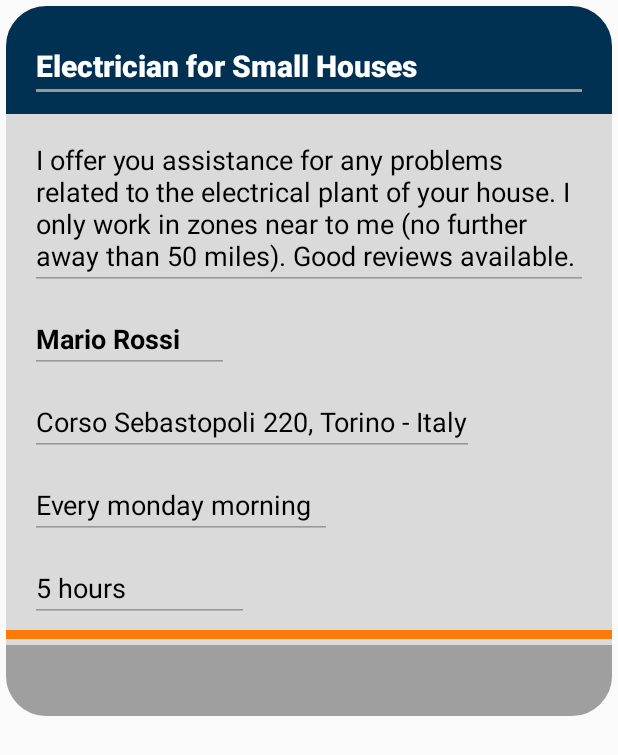
After one commit to teoet27/MAD_Lab2, an Android app: the layout fragment_edit_time_slot_details.xml on its own in the app's theme, with its tools: preview values and no code run, on a phone screen of 412 x 824 dp. The commit adds this screen. Shown: the top 755 px of the screen. Run offline under Robolectric (Android 15) with nearby library versions, the phone set to English and light mode, and no system bars.

Commit message:
created fragment for edit timeslot ad. Still need to integrate MVVM

```diff
--- /dev/null
+++ b/app/src/main/res/layout-land/fragment_edit_time_slot_details.xml
@@ -0,0 +1,138 @@
+<?xml version="1.0" encoding="utf-8"?>
+<FrameLayout xmlns:android="http://schemas.android.com/apk/res/android"
+    xmlns:app="http://schemas.android.com/apk/res-auto"
+    android:layout_width="match_parent"
+    android:layout_height="match_parent" >
+
+    <LinearLayout
+        android:layout_width="match_parent"
+        android:layout_height="wrap_content"
+        android:layout_margin="4dp"
+        android:background="@drawable/rounded_corners_total"
+        android:backgroundTint="#DADADA"
+        android:orientation="vertical">
+
+        <LinearLayout
+            android:layout_width="match_parent"
+            android:layout_height="wrap_content"
+            android:background="@drawable/rounded_corners"
+            android:backgroundTint="@color/prussian_blue"
+            android:orientation="vertical"
+            android:paddingTop="16dp"
+            android:paddingBottom="8dp">
+
+            <EditText
+                android:id="@+id/ads_edit_title"
+                android:layout_width="wrap_content"
+                android:layout_height="match_parent"
+                android:layout_gravity="fill_vertical"
+                android:layout_marginStart="16dp"
+                android:layout_marginEnd="16dp"
+                android:backgroundTint="#989898"
+                android:fontFamily="sans-serif-black"
+                android:text="@string/fragment_title_example"
+                android:textColor="@color/white"
+                android:textSize="20sp"
+                android:textStyle="bold" />
+
+        </LinearLayout>
+
+        <EditText
+            android:id="@+id/ads_edit_description"
+            android:layout_width="match_parent"
+            android:layout_height="wrap_content"
+            android:layout_marginLeft="16dp"
+            android:layout_marginTop="8dp"
+            android:layout_marginRight="16dp"
+            android:backgroundTint="#989898"
+            android:text="@string/fragment_description_example"
+            android:textColor="#000000" />
+
+        <EditText
+            android:id="@+id/ads_edit_account"
+            android:layout_width="wrap_content"
+            android:layout_height="wrap_content"
+            android:layout_gravity="start"
+            android:layout_marginLeft="16dp"
+            android:layout_marginTop="10dp"
+            android:layout_marginRight="16dp"
+            android:backgroundTint="#989898"
+            android:drawablePadding="5dp"
+            android:text="@string/fragment_name_example"
+            android:textColor="@color/black"
+            android:textStyle="bold" />
+
+        <EditText
+            android:id="@+id/ads_edit_location"
+            android:layout_width="wrap_content"
+            android:layout_height="wrap_content"
+            android:layout_marginLeft="16dp"
+            android:layout_marginTop="10dp"
+            android:layout_marginRight="16dp"
+            android:backgroundTint="#989898"
+            android:drawablePadding="5dp"
+            android:text="@string/fragment_location_example"
+            android:textColor="#000000" />
+
+        <EditText
+            android:id="@+id/ads_edit_date"
+            android:layout_width="wrap_content"
+            android:layout_height="wrap_content"
+            android:layout_marginLeft="16dp"
+            android:layout_marginTop="10dp"
+            android:layout_marginRight="16dp"
+            android:backgroundTint="#989898"
+            android:drawablePadding="5dp"
+            android:text="@string/fragment_date_example"
+            android:textColor="#000000" />
+
+        <EditText
+            android:id="@+id/ads_edit_duration"
+            android:layout_width="wrap_content"
+            android:layout_height="wrap_content"
+            android:layout_marginLeft="16dp"
+            android:layout_marginTop="10dp"
+            android:layout_marginRight="16dp"
+            android:backgroundTint="#989898"
+            android:drawablePadding="5dp"
+            android:text="@string/fragment_duration_example"
+            android:textColor="#000000" />
+
+        <ImageView
+            android:id="@+id/imageView2"
+            android:layout_width="match_parent"
+            android:layout_height="wrap_content"
+            android:layout_marginTop="5dp"
+            android:layout_weight="1"
+            android:background="@color/orange_poli"
+            android:contentDescription='"Separation line"'
+            android:paddingTop="5dp"
+            android:src="@drawable/rounded_corners_land" />
+
+        <LinearLayout
+            android:layout_width="match_parent"
+            android:layout_height="wrap_content"
+            android:layout_marginTop="4dp"
+            android:layout_weight="1"
+            android:background="@drawable/rounded_corners_down"
+            android:backgroundTint="#9F9F9F"
+            android:orientation="vertical"
+            android:paddingTop="8dp"
+            android:paddingBottom="8dp">
+
+            <ImageView
+                android:id="@+id/moreButtonID"
+                android:layout_width="wrap_content"
+                android:layout_height="wrap_content"
+                android:layout_gravity="end"
+                android:layout_marginTop="5dp"
+                android:layout_marginEnd="32dp"
+                android:layout_marginBottom="2dp"
+                android:contentDescription='"More button for opening the edit menu"'
+                android:src="@drawable/ic_more_horiz_black_24dp"
+                android:visibility="invisible"
+                app:tint="#dbdbdb" />
+        </LinearLayout>
+
+    </LinearLayout>
+</FrameLayout>
--- /dev/null
+++ b/app/src/main/res/layout/fragment_edit_time_slot_details.xml
@@ -0,0 +1,150 @@
+<?xml version="1.0" encoding="utf-8"?>
+<FrameLayout xmlns:android="http://schemas.android.com/apk/res/android"
+    xmlns:app="http://schemas.android.com/apk/res-auto"
+    xmlns:tools="http://schemas.android.com/tools"
+    android:layout_width="match_parent"
+    android:layout_height="wrap_content"
+    tools:context=".TimeSlotDetailsFragment">
+
+    <LinearLayout
+        android:layout_width="match_parent"
+        android:layout_height="match_parent"
+        android:layout_margin="4dp"
+        android:background="@drawable/rounded_corners_total"
+        android:backgroundTint="#DADADA"
+        android:orientation="vertical">
+
+        <LinearLayout
+            android:layout_width="match_parent"
+            android:layout_height="match_parent"
+            android:layout_weight="1"
+            android:background="@drawable/rounded_corners"
+            android:backgroundTint="@color/prussian_blue"
+            android:orientation="vertical"
+            android:paddingTop="16dp"
+            android:paddingBottom="8dp">
+
+            <EditText
+                android:id="@+id/ads_edit_title"
+                android:layout_width="match_parent"
+                android:layout_height="match_parent"
+                android:layout_gravity="fill_vertical"
+                android:layout_marginStart="16dp"
+                android:layout_marginEnd="16dp"
+                android:backgroundTint="#989898"
+                android:fontFamily="sans-serif-black"
+                android:hint="@string/fragment_title"
+                android:text="@string/fragment_title_example"
+                android:textColor="@color/white"
+                android:textSize="20sp"
+                android:textStyle="bold" />
+        </LinearLayout>
+
+        <EditText
+            android:id="@+id/ads_edit_description"
+            android:layout_width="match_parent"
+            android:layout_height="wrap_content"
+            android:layout_marginLeft="16dp"
+            android:layout_marginTop="8dp"
+            android:layout_marginRight="16dp"
+            android:backgroundTint="#989898"
+            android:hint="@string/fragment_description"
+            android:text="@string/fragment_description_example"
+            android:textColor="#000000" />
+
+        <EditText
+            android:id="@+id/ads_edit_account"
+            android:layout_width="wrap_content"
+            android:layout_height="wrap_content"
+            android:layout_gravity="start"
+            android:layout_marginLeft="16dp"
+            android:layout_marginTop="10dp"
+            android:layout_marginRight="16dp"
+            android:layout_weight="1"
+            android:backgroundTint="#989898"
+            android:drawablePadding="5dp"
+            android:hint="@string/fragment_fullname"
+            android:text="@string/fragment_name_example"
+            android:textColor="@color/black"
+            android:textStyle="bold" />
+
+        <EditText
+            android:id="@+id/ads_edit_location"
+            android:layout_width="wrap_content"
+            android:layout_height="wrap_content"
+            android:layout_marginLeft="16dp"
+            android:layout_marginTop="10dp"
+            android:layout_marginRight="16dp"
+            android:layout_weight="1"
+            android:backgroundTint="#989898"
+            android:drawablePadding="5dp"
+            android:hint="@string/fragment_location"
+            android:text="@string/fragment_location_example"
+            android:textColor="#000000" />
+
+        <EditText
+            android:id="@+id/ads_edit_date"
+            android:layout_width="wrap_content"
+            android:layout_height="wrap_content"
+            android:layout_marginLeft="16dp"
+            android:layout_marginTop="10dp"
+            android:layout_marginRight="16dp"
+            android:layout_weight="1"
+            android:backgroundTint="#989898"
+            android:drawablePadding="5dp"
+            android:hint="@string/fragment_date"
+            android:text="@string/fragment_date_example"
+            android:textColor="#000000" />
+
+        <EditText
+            android:id="@+id/ads_edit_duration"
+            android:layout_width="wrap_content"
+            android:layout_height="wrap_content"
+            android:layout_marginLeft="16dp"
+            android:layout_marginTop="10dp"
+            android:layout_marginRight="16dp"
+            android:backgroundTint="#989898"
+            android:drawablePadding="5dp"
+            android:hint="@string/fragment_duration"
+            android:text="@string/fragment_duration_example"
+            android:textColor="#000000" />
+
+        <ImageView
+            android:id="@+id/imageView"
+            android:layout_width="match_parent"
+            android:layout_height="wrap_content"
+            android:layout_marginTop="5dp"
+            android:layout_weight="1"
+            android:background="@color/orange_poli"
+            android:contentDescription='"Separation line"'
+            android:paddingTop="5dp"
+            android:src="@drawable/rounded_corners_land" />
+
+        <LinearLayout
+            android:layout_width="match_parent"
+            android:layout_height="match_parent"
+            android:layout_marginTop="4dp"
+            android:layout_weight="1"
+            android:background="@drawable/rounded_corners_down"
+            android:backgroundTint="#9F9F9F"
+            android:orientation="vertical"
+            android:paddingTop="8dp"
+            android:paddingBottom="8dp">
+
+            <ImageView
+                android:id="@+id/moreButtonID"
+                android:layout_width="wrap_content"
+                android:layout_height="wrap_content"
+                android:layout_gravity="end"
+                android:layout_marginTop="5dp"
+                android:layout_marginEnd="32dp"
+                android:layout_marginBottom="2dp"
+                android:contentDescription='"More button for opening the edit menu"'
+                android:src="@drawable/ic_more_horiz_black_24dp"
+                android:visibility="invisible"
+                app:tint="#dbdbdb" />
+        </LinearLayout>
+
+    </LinearLayout>
+
+</FrameLayout>
--- a/app/src/main/res/values/strings.xml
+++ b/app/src/main/res/values/strings.xml
@@ -34,5 +34,17 @@
     <string name="you_mail_com">you@mail.com</string>
     <string name="new_york_new_york_usa">New York, New York, USA</string>
     <string name="describe_yourself_with_a_long_text">Describe yourself with a long text</string>
+    <string name="fragment_title_example">Electrician for Small Houses</string>
+    <string name="fragment_description_example">I offer you assistance for any problems related to the electrical plant of your house. I only work in zones near to me (no further away than 50 miles). Good reviews available.</string>
+    <string name="fragment_name_example">Mario Rossi</string>
+    <string name="fragment_location_example">Corso Sebastopoli 220, Torino - Italy</string>
+    <string name="fragment_date_example">Every monday morning</string>
+    <string name="fragment_duration_example">5 hours</string>
+    <string name="fragment_title">Time Slot Title</string>
+    <string name="fragment_description">Time Slot Description</string>
+    <string name="fragment_fullname">Name Surname</string>
+    <string name="fragment_location">Location</string>
+    <string name="fragment_date">Service Date Availability</string>
+    <string name="fragment_duration">duration (credits)</string>
 
 </resources>
```
